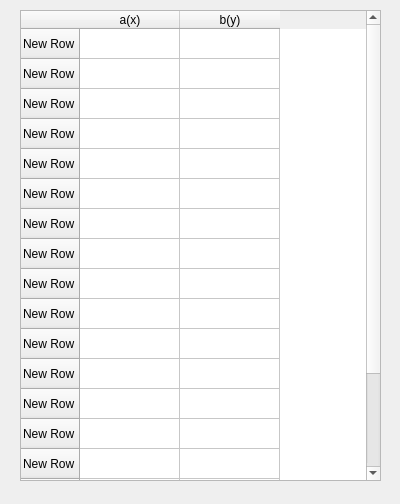
Old version of the form worksheet_dialog.ui in the repository Meliani-Mehdi/Graphite_QT.
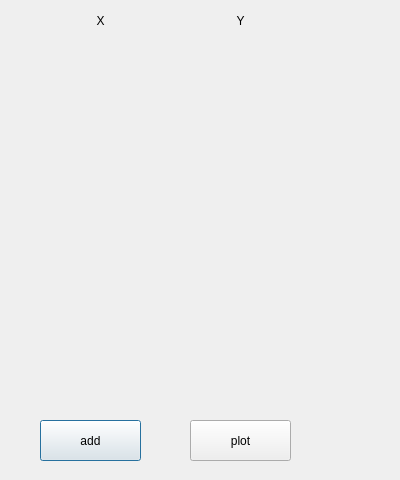
New version of the form.

The edit to the form file:
```diff
--- a/worksheet_dialog.ui
+++ b/worksheet_dialog.ui
@@ -7,142 +7,86 @@
     <x>0</x>
     <y>0</y>
     <width>400</width>
-    <height>504</height>
+    <height>480</height>
    </rect>
   </property>
   <property name="windowTitle">
    <string>Dialog</string>
   </property>
-  <widget class="QFrame" name="frame">
+  <widget class="QLabel" name="label">
    <property name="geometry">
     <rect>
-     <x>20</x>
+     <x>30</x>
      <y>10</y>
-     <width>361</width>
-     <height>471</height>
+     <width>141</width>
+     <height>21</height>
     </rect>
    </property>
-   <property name="frameShape">
-    <enum>QFrame::StyledPanel</enum>
+   <property name="styleSheet">
+    <string notr="true"/>
    </property>
-   <property name="frameShadow">
-    <enum>QFrame::Raised</enum>
+   <property name="text">
+    <string>X</string>
    </property>
-   <widget class="QTableWidget" name="worksheet">
-    <property name="geometry">
-     <rect>
-      <x>0</x>
-      <y>0</y>
-      <width>361</width>
-      <height>471</height>
-     </rect>
-    </property>
-    <row>
-     <property name="text">
-      <string>New Row</string>
-     </property>
-    </row>
-    <row>
-     <property name="text">
-      <string>New Row</string>
-     </property>
-    </row>
-    <row>
-     <property name="text">
-      <string>New Row</string>
-     </property>
-    </row>
-    <row>
-     <property name="text">
-      <string>New Row</string>
-     </property>
-    </row>
-    <row>
-     <property name="text">
-      <string>New Row</string>
-     </property>
-    </row>
-    <row>
-     <property name="text">
-      <string>New Row</string>
-     </property>
-    </row>
-    <row>
-     <property name="text">
-      <string>New Row</string>
-     </property>
-    </row>
-    <row>
-     <property name="text">
-      <string>New Row</string>
-     </property>
-    </row>
-    <row>
-     <property name="text">
-      <string>New Row</string>
-     </property>
-    </row>
-    <row>
-     <property name="text">
-      <string>New Row</string>
-     </property>
-    </row>
-    <row>
-     <property name="text">
-      <string>New Row</string>
-     </property>
-    </row>
-    <row>
-     <property name="text">
-      <string>New Row</string>
-     </property>
-    </row>
-    <row>
-     <property name="text">
-      <string>New Row</string>
-     </property>
-    </row>
-    <row>
-     <property name="text">
-      <string>New Row</string>
-     </property>
-    </row>
-    <row>
-     <property name="text">
-      <string>New Row</string>
-     </property>
-    </row>
-    <row>
-     <property name="text">
-      <string>New Row</string>
-     </property>
-    </row>
-    <row>
-     <property name="text">
-      <string>New Row</string>
-     </property>
-    </row>
-    <row>
-     <property name="text">
-      <string>New Row</string>
-     </property>
-    </row>
-    <row>
-     <property name="text">
-      <string>New Row</string>
-     </property>
-    </row>
-    <column>
-     <property name="text">
-      <string>a(x)</string>
-     </property>
-    </column>
-    <column>
-     <property name="text">
-      <string>b(y)</string>
-     </property>
-    </column>
-   </widget>
+   <property name="alignment">
+    <set>Qt::AlignCenter</set>
+   </property>
+  </widget>
+  <widget class="QLabel" name="label_2">
+   <property name="geometry">
+    <rect>
+     <x>170</x>
+     <y>10</y>
+     <width>141</width>
+     <height>21</height>
+    </rect>
+   </property>
+   <property name="lineWidth">
+    <number>1</number>
+   </property>
+   <property name="text">
+    <string>Y</string>
+   </property>
+   <property name="alignment">
+    <set>Qt::AlignCenter</set>
+   </property>
+  </widget>
+  <widget class="QPushButton" name="addwork">
+   <property name="geometry">
+    <rect>
+     <x>40</x>
+     <y>420</y>
+     <width>101</width>
+     <height>41</height>
+    </rect>
+   </property>
+   <property name="text">
+    <string>add</string>
+   </property>
+  </widget>
+  <widget class="QPushButton" name="plotwork">
+   <property name="geometry">
+    <rect>
+     <x>190</x>
+     <y>420</y>
+     <width>101</width>
+     <height>41</height>
+    </rect>
+   </property>
+   <property name="text">
+    <string>plot</string>
+   </property>
+  </widget>
+  <widget class="QWidget" name="verticalLayoutWidget">
+   <property name="geometry">
+    <rect>
+     <x>30</x>
+     <y>60</y>
+     <width>311</width>
+     <height>311</height>
+    </rect>
+   </property>
+   <layout class="QVBoxLayout" name="verticalLayout_2"/>
   </widget>
  </widget>
  <resources/>
```
